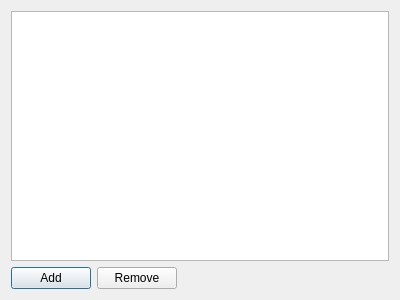
This is src/ShortcutDialog.ui in forivall/niftykb as Qt 5 draws it before an edit. The edited form follows.
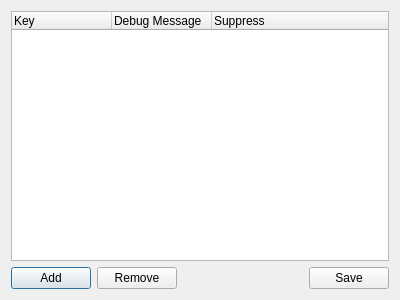
This is the edited form.

Commit message:
Import just mumble shortcut code, compiles
Compiling works, but i still need to figure out the library path config
in cmake to allow linking

The edit to the form file:
```diff
--- a/src/ShortcutDialog.ui
+++ b/src/ShortcutDialog.ui
@@ -15,10 +15,7 @@
   </property>
   <layout class="QVBoxLayout" name="verticalLayout">
    <item>
-    <widget class="QTreeWidget" name="treeWidget">
-     <attribute name="headerVisible">
-      <bool>false</bool>
-     </attribute>
+    <widget class="QTreeWidget" name="qtwShortcuts">
      <column>
       <property name="text">
        <string>Key</string>
@@ -65,6 +62,13 @@
        </property>
       </spacer>
      </item>
+     <item>
+      <widget class="QPushButton" name="pushButton_3">
+       <property name="text">
+        <string>Save</string>
+       </property>
+      </widget>
+     </item>
     </layout>
    </item>
   </layout>
```
Left out of the diff: 4 changed lines with no effect on the pictures. The commit also changes 17 other files.
